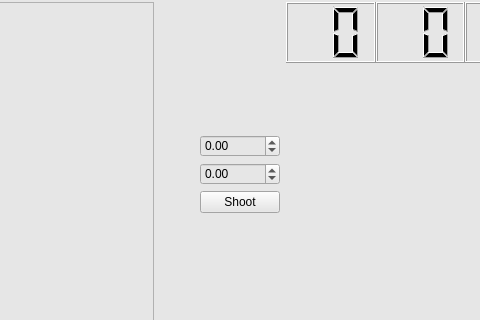
Above: local_pc/gui/pistolwindow.ui from xBogas/ES-SACA before the change; both pictures show x 716 to 1196 and y 84 to 404 of the 1280 by 720 pixel window. Below: the same form after it.
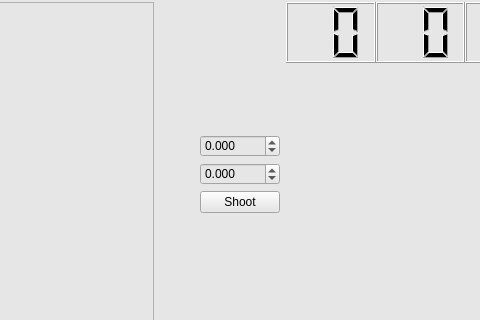
That is the form after the change. Icons and pictures are not drawn.

Commit message: Ajustes para o pontos no Target

Patch:
```diff
--- a/local_pc/gui/pistolwindow.ui
+++ b/local_pc/gui/pistolwindow.ui
@@ -228,6 +228,9 @@
        <layout class="QVBoxLayout" name="verticalLayout_2">
         <item>
          <widget class="QDoubleSpinBox" name="doubleSpinBox">
+          <property name="decimals">
+           <number>3</number>
+          </property>
           <property name="minimum">
            <double>-800.000000000000000</double>
           </property>
@@ -241,6 +244,9 @@
         </item>
         <item>
          <widget class="QDoubleSpinBox" name="doubleSpinBox_2">
+          <property name="decimals">
+           <number>3</number>
+          </property>
           <property name="minimum">
            <double>-800.000000000000000</double>
           </property>
```
The commit also changes 1 other file.
